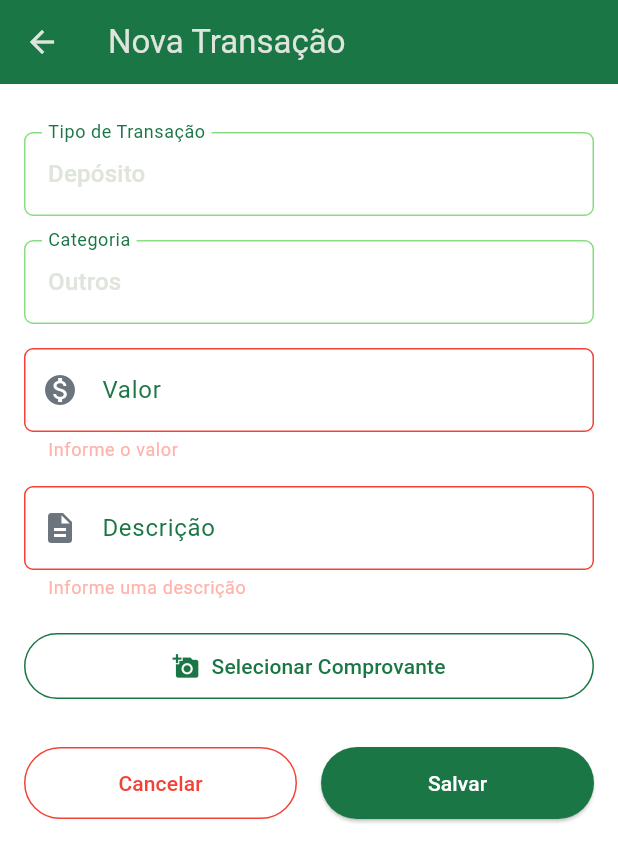
After one commit to CleudemirFaccoJr/Bytebank_Flutter, a Flutter app: the CadastrarTransacaoScreen screen opened directly, after a tap on "Salvar", on a phone screen of 412 x 824 dp. The commit adds this screen. Shown: the top 862 px of the screen. Run offline on Flutter 3.47's test engine with Material 3 defaults, Android fonts, the phone set to English and light mode, and no system bars; our stand-ins replace cloud_firestore, firebase_auth, firebase_core, firebase_database, firebase_storage, fl_chart and 3 more; accounts and stored records are empty.

Commit message:
Ajustes para que o cadastro de uma transação ocorra. Usando Riverpod, CA e Crypto

```diff
--- a/bytebank/lib/features/transacoes/data/models/transacaomodel.dart
+++ b/bytebank/lib/features/transacoes/data/models/transacaomodel.dart
@@ -1,17 +1,51 @@
-import 'transacao_historicomodel.dart';
+enum TipoTransacao {
+  deposito,
+  transferencia,
+  pagamento,
+  investimento;
+
+  String get label {
+    switch (this) {
+      case TipoTransacao.deposito: return 'Depósito';
+      case TipoTransacao.transferencia: return 'Transferência';
+      case TipoTransacao.pagamento: return 'Pagamento';
+      case TipoTransacao.investimento: return 'Investimento';
+    }
+  }
+}
+
+enum CategoriaTransacao {
+  saude,
+  lazer,
+  investimento,
+  transporte,
+  alimentacao,
+  outros;
+
+  String get label {
+    switch (this) {
+      case CategoriaTransacao.saude: return 'Saúde';
+      case CategoriaTransacao.lazer: return 'Lazer';
+      case CategoriaTransacao.investimento: return 'Investimento';
+      case CategoriaTransacao.transporte: return 'Transporte';
+      case CategoriaTransacao.alimentacao: return 'Alimentação';
+      case CategoriaTransacao.outros: return 'Outros';
+    }
+  }
+}
 
 class TransacaoModel {
   final String idTransacao;
-  final String categoria;
+  final CategoriaTransacao categoria;
   final String data;
   final String descricao;
   final String hora;
   final int saldo;
   final int saldoAnterior;
   final String status;
-  final String tipoTransacao;
+  final TipoTransacao tipoTransacao;
   final int valor;
-  final List<TransacaoHistorico> historico;
+  final List<dynamic> historico;
   final String anexoUrl;
   final String? checksum;
 
@@ -31,43 +65,70 @@ class TransacaoModel {
     this.checksum,
   });
 
-  factory TransacaoModel.fromMap(Map<dynamic, dynamic> map) {
-    return TransacaoModel(
-      idTransacao: map['idTransacao'],
-      categoria: map['categoria'],
-      data: map['data'],
-      descricao: map['descricao'],
-      hora: map['hora'],
-      saldo: map['saldo'],
-      saldoAnterior: map['saldoAnterior'],
-      status: map['status'],
-      tipoTransacao: map['tipoTransacao'],
-      valor: map['valor'],
-      anexoUrl: map['anexoUrl'] ?? '',
-      checksum: map['checksum'],
-      historico: map['historico'] != null
-          ? (map['historico'] as List)
-              .map((item) => TransacaoHistorico.fromMap(item))
-              .toList()
-          : [],
-    );
-  }
-
+  // Converte de Objeto para Map (Para o Firebase)
   Map<String, dynamic> toMap() {
     return {
       'idTransacao': idTransacao,
-      'categoria': categoria,
+      'categoria': categoria.name,
       'data': data,
       'descricao': descricao,
       'hora': hora,
       'saldo': saldo,
       'saldoAnterior': saldoAnterior,
       'status': status,
-      'tipoTransacao': tipoTransacao,
+      'tipoTransacao': tipoTransacao.name,
       'valor': valor,
       'anexoUrl': anexoUrl,
       'checksum': checksum,
-      'historico': historico.map((h) => h.toMap()).toList(),
+      'historico': historico,
     };
   }
+
+  // Converte de Map para Objeto (Lendo do Firebase)
+  factory TransacaoModel.fromMap(Map<dynamic, dynamic> map) {
+    return TransacaoModel(
+      idTransacao: map['idTransacao'],
+      // Tenta encontrar o enum correspondente à string salva
+      categoria: CategoriaTransacao.values.firstWhere(
+        (e) => e.name == map['categoria'],
+        orElse: () => CategoriaTransacao.outros,
+      ),
+      data: map['data'],
+      descricao: map['descricao'],
+      hora: map['hora'],
+      saldo: map['saldo'] ?? 0,
+      saldoAnterior: map['saldoAnterior'] ?? 0,
+      status: map['status'],
+      tipoTransacao: TipoTransacao.values.firstWhere(
+        (e) => e.name == map['tipoTransacao'],
+        orElse: () => TipoTransacao.pagamento,
+      ),
+      valor: map['valor'] ?? 0,
+      anexoUrl: map['anexoUrl'] ?? '',
+      checksum: map['checksum'],
+      historico: map['historico'] ?? [],
+    );
+  }
+
+  // Incluir o copyWith para manter a funcionalidade de criptografia que fizemos
+  TransacaoModel copyWith({
+    String? anexoUrl,
+    String? checksum,
+  }) {
+    return TransacaoModel(
+      idTransacao: idTransacao,
+      categoria: categoria,
+      data: data,
+      descricao: descricao,
+      hora: hora,
+      saldo: saldo,
+      saldoAnterior: saldoAnterior,
+      status: status,
+      tipoTransacao: tipoTransacao,
+      valor: valor,
+      historico: historico,
+      anexoUrl: anexoUrl ?? this.anexoUrl,
+      checksum: checksum ?? this.checksum,
+    );
+  }
 }
--- /dev/null
+++ b/bytebank/lib/features/transacoes/presentation/screens/cadastrartransacao_screen.dart
@@ -0,0 +1,137 @@
+import 'dart:io';
+import 'package:flutter/material.dart';
+import 'package:flutter_riverpod/flutter_riverpod.dart';
+import 'package:intl/intl.dart';
+import 'package:bytebank/app_colors.dart';
+import 'package:bytebank/features/transacoes/data/models/transacaomodel.dart'; // Certifique-se que os Enums estão aqui
+import 'package:bytebank/features/transacoes/presentation/widgets/transacao_form.dart';
+import '../providers/cadastrar_transacao_notifier.dart';
+
+class CadastrarTransacaoScreen extends ConsumerStatefulWidget {
+  const CadastrarTransacaoScreen({super.key});
+
+  @override
+  ConsumerState<CadastrarTransacaoScreen> createState() => _CadastrarTransacaoScreenState();
+}
+
+class _CadastrarTransacaoScreenState extends ConsumerState<CadastrarTransacaoScreen> {
+  final _formKey = GlobalKey<FormState>();
+  final _valorController = TextEditingController();
+  final _descController = TextEditingController();
+
+  // MUDANÇA AQUI: Agora usamos os Enums definidos no Model
+  TipoTransacao _tipo = TipoTransacao.deposito;
+  CategoriaTransacao _categoria = CategoriaTransacao.outros;
+  File? _image;
+
+  void _confirmarCancelamento() async {
+    final bool? confirmar = await showDialog<bool>(
+      context: context,
+      builder: (context) => AlertDialog(
+        title: const Text("Cancelar Cadastro"),
+        content: const Text("Deseja cancelar o cadastro de uma nova transação?"),
+        actions: [
+          TextButton(onPressed: () => Navigator.pop(context, false), child: const Text("Não", style: TextStyle(color: Colors.red))),
+          TextButton(
+            onPressed: () => Navigator.pop(context, true),
+            child: const Text("Sim", )
+          ),
+        ],
+      ),
+    );
+
+    if (confirmar == true) Navigator.pop(context);
+  }
+
+  void _salvar() {
+    if (_formKey.currentState!.validate()) {
+      final now = DateTime.now();
+
+      final transacao = TransacaoModel(
+        idTransacao: now.millisecondsSinceEpoch.toString(),
+        categoria: _categoria,
+        data: DateFormat('dd-MM-yyyy').format(now),
+        descricao: _descController.text,
+        hora: DateFormat('HH:mm:ss').format(now),
+        saldo: 0,
+        saldoAnterior: 0,
+        status: 'Concluída',
+        tipoTransacao: _tipo,
+        valor: int.tryParse(_valorController.text) ?? 0,
+        historico: [],
+        anexoUrl: '',
+      );
+
+      ref.read(cadastrarTransacaoProvider.notifier).cadastrar(
+            transacao: transacao,
+            arquivoComprovante: _image,
+          ).then((_) {
+            if (mounted) {
+              ScaffoldMessenger.of(context).showSnackBar(
+                const SnackBar(content: Text("Transação cadastrada com sucesso!"))
+              );
+              Navigator.pop(context);
+            }
+          });
+    }
+  }
+
+  @override
+  Widget build(BuildContext context) {
+    final state = ref.watch(cadastrarTransacaoProvider);
+
+    return Scaffold(
+      appBar: AppBar(
+        title: const Text('Nova Transação'),
+        backgroundColor: AppColors.corBytebank,
+        leading: IconButton(
+          icon: const Icon(Icons.arrow_back),
+          onPressed: _confirmarCancelamento
+        ),
+      ),
+      body: state.isLoading
+        ? const Center(child: CircularProgressIndicator())
+        : SingleChildScrollView(
+            padding: const EdgeInsets.all(16.0),
+            child: Column(
+              children: [
+                TransacaoForm(
+                  formKey: _formKey,
+                  valorController: _valorController,
+                  descController: _descController,
+                  onTipoChanged: (TipoTransacao v) => setState(() => _tipo = v),
+                  onCategoriaChanged: (CategoriaTransacao v) => setState(() => _categoria = v),
+                  onImagePicked: (file) => setState(() => _image = file),
+                ),
+                const SizedBox(height: 30),
+                Row(
+                  children: [
+                    Expanded(
+                      child: OutlinedButton(
+                        onPressed: _confirmarCancelamento,
+                        style: OutlinedButton.styleFrom(
+                          side: const BorderSide(color: Colors.red),
+                          padding: const EdgeInsets.symmetric(vertical: 14),
+                        ),
+                        child: const Text('Cancelar', style: TextStyle(color: Colors.red)),
+                      ),
+                    ),
+                    const SizedBox(width: 16),
+                    Expanded(
+                      child: ElevatedButton(
+                        onPressed: _salvar,
+                        style: ElevatedButton.styleFrom(
+                          backgroundColor: AppColors.corBytebank,
+                          padding: const EdgeInsets.symmetric(vertical: 14),
+                        ),
+                        child: const Text('Salvar', style: TextStyle(color: Colors.white)),
+                      ),
+                    ),
+                  ],
+                ),
+              ],
+            ),
+          ),
+    );
+  }
+}
--- /dev/null
+++ b/bytebank/lib/features/transacoes/presentation/widgets/transacao_form.dart
@@ -0,0 +1,191 @@
+import 'dart:io';
+import 'package:flutter/material.dart';
+import 'package:image_picker/image_picker.dart';
+import 'package:bytebank/app_colors.dart';
+
+//Importando o model de Transacao
+import 'package:bytebank/features/transacoes/data/models/transacaomodel.dart';
+
+class TransacaoForm extends StatefulWidget {
+  final GlobalKey<FormState> formKey;
+  final TextEditingController valorController;
+  final TextEditingController descController;
+  final Function(TipoTransacao) onTipoChanged;
+  final Function(CategoriaTransacao) onCategoriaChanged;
+  final Function(File?) onImagePicked;
+  final TipoTransacao tipoInicial;
+  final CategoriaTransacao categoriaInicial;
+
+  const TransacaoForm({
+    super.key,
+    required this.formKey,
+    required this.valorController,
+    required this.descController,
+    required this.onTipoChanged,
+    required this.onCategoriaChanged,
+    required this.onImagePicked,
+    this.tipoInicial = TipoTransacao.deposito,
+    this.categoriaInicial = CategoriaTransacao.outros,
+  });
+
+  @override
+  State<TransacaoForm> createState() => _TransacaoFormState();
+}
+
+class _TransacaoFormState extends State<TransacaoForm> {
+  late TipoTransacao _tipo;
+  late CategoriaTransacao _categoria;
+  File? _image;
+
+  @override
+  void initState() {
+    super.initState();
+    _tipo = widget.tipoInicial;
+    _categoria = widget.categoriaInicial;
+  }
+
+  InputDecoration _inputDecoration(String label, IconData icon, {String? prefixText}) {
+    return InputDecoration(
+      labelText: label,
+      labelStyle: const TextStyle(color: AppColors.corBytebank),
+      prefixIcon: Icon(icon, color: AppColors.cinzaCardTexto),
+      prefixText: prefixText,
+      border: OutlineInputBorder(
+        borderRadius: BorderRadius.circular(6),
+        borderSide: const BorderSide(color: AppColors.verdeClaroHover),
+      ),
+      enabledBorder: OutlineInputBorder(
+        borderRadius: BorderRadius.circular(6),
+        borderSide: const BorderSide(color: AppColors.verdeClaroHover),
+      ),
+      focusedBorder: OutlineInputBorder(
+        borderRadius: BorderRadius.circular(6),
+        borderSide: const BorderSide(
+          color: AppColors.verdeClaroHover,
+          width: 2,
+        ),
+      ),
+    );
+  }
+
+  Future<void> _pickImage(ImageSource source) async {
+    final pickedFile = await ImagePicker().pickImage(source: source, imageQuality: 50);
+    if (pickedFile != null) {
+      setState(() => _image = File(pickedFile.path));
+      widget.onImagePicked(_image);
+    }
+  }
+
+  void _showImageOptions() {
+    showModalBottomSheet(
+      context: context,
+      builder: (_) => SafeArea(
+        child: Wrap(
+          children: [
+            ListTile(
+              leading: const Icon(Icons.camera_alt),
+              title: const Text("Câmera"),
+              onTap: () {
+                Navigator.of(context).pop();
+                _pickImage(ImageSource.camera);
+              },
+            ),
+            ListTile(
+              leading: const Icon(Icons.photo_library),
+              title: const Text("Galeria"),
+              onTap: () {
+                Navigator.of(context).pop();
+                _pickImage(ImageSource.gallery);
+              },
+            ),
+          ],
+        ),
+      ),
+    );
+  }
+
+  @override
+  Widget build(BuildContext context) {
+    return Form(
+      key: widget.formKey,
+      child: Column(
+        children: [
+          const SizedBox(height: 16),
+          // --- Dropdown Tipo Transação ---
+          DropdownButtonFormField<TipoTransacao>(
+            value: _tipo,
+            decoration: const InputDecoration(labelText: 'Tipo de Transação'),
+            items: TipoTransacao.values.map((t) => DropdownMenuItem(
+              value: t,
+              child: Text(t.label)
+            )).toList(),
+            onChanged: (v) {
+              if (v != null) {
+                setState(() => _tipo = v);
+                widget.onTipoChanged(v);
+              }
+            },
+          ),
+
+          const SizedBox(height: 16),
+
+          // --- Dropdown Categoria ---
+          DropdownButtonFormField<CategoriaTransacao>(
+            value: _categoria,
+            decoration: const InputDecoration(labelText: 'Categoria'),
+            items: CategoriaTransacao.values.map((c) => DropdownMenuItem(
+              value: c,
+              child: Text(c.label)
+            )).toList(),
+            onChanged: (v) {
+              if (v != null) {
+                setState(() => _categoria = v);
+                widget.onCategoriaChanged(v);
+              }
+            },
+          ),
+
+          const SizedBox(height: 16),
+
+          // Campo Valor
+          TextFormField(
+            controller: widget.valorController,
+            decoration: _inputDecoration("Valor", Icons.monetization_on, prefixText: 'R\$ '),
+            keyboardType: TextInputType.number,
+            validator: (v) => (v == null || v.isEmpty) ? 'Informe o valor' : null,
+          ),
+
+          const SizedBox(height: 16),
+
+          // Campo Descrição
+          TextFormField(
+            controller: widget.descController,
+             decoration: _inputDecoration("Descrição", Icons.description),
+            validator: (v) => (v == null || v.isEmpty) ? 'Informe uma descrição' : null,
+          ),
+
+          const SizedBox(height: 20),
+
+          SizedBox(
+            width: double.infinity,
+            child: OutlinedButton.icon(
+              onPressed: _showImageOptions,
+              style: OutlinedButton.styleFrom(
+                padding: const EdgeInsets.symmetric(vertical: 12),
+                side: const BorderSide(color: AppColors.corBytebank),
+              ),
+              icon: Icon(
+                _image == null ? Icons.add_a_photo : Icons.check_circle,
+                color: AppColors.corBytebank
+              ),
+              label: Text(
+                _image == null ? 'Selecionar Comprovante' : 'Comprovante Selecionado',
+                style: const TextStyle(color: AppColors.corBytebank),
+              ),
+            ),
+          ),
+        ],
+      ),
+    );
+  }
+}
```
Also changed, not shown: bytebank/lib/features/saldo/presentation/screens/dashboard_screen.dart (+22 -22 lines), bytebank/lib/features/transacoes/presentation/providers/cadastrar_transacao_notifier.dart (added, +57 -0 lines), bytebank/lib/features/transacoes/presentation/screens/extrato_screen.dart (+2 -13 lines), bytebank/lib/features/transacoes/presentation/screens/transacoes_screen.dart (deleted, +0 -24 lines), bytebank/lib/shared/utils/cypto_utils.dart (added, +20 -0 lines).
